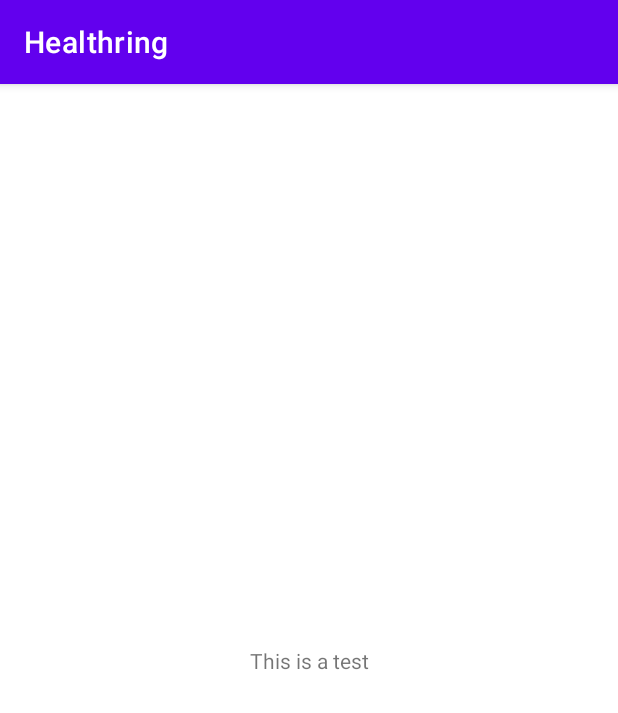
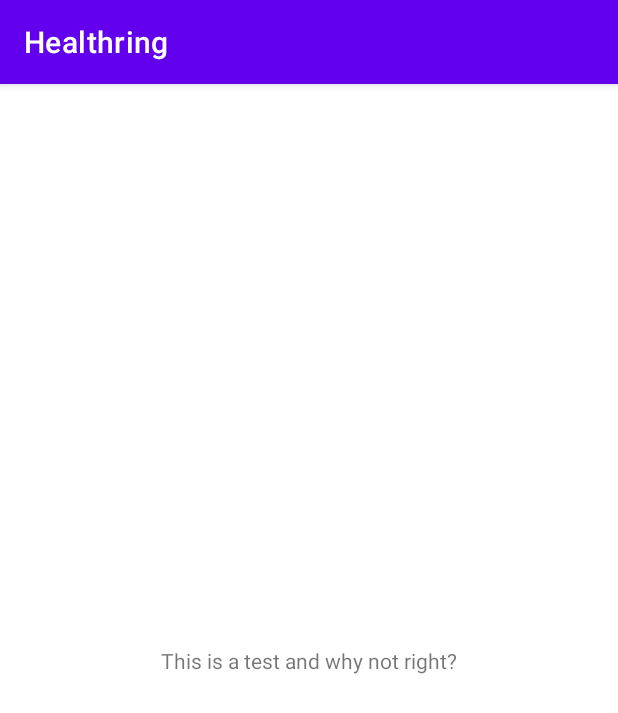
Before and after one commit to CompSciBC/healthring-group1, an Android app: the screen it shows after launch (MainActivity), on a phone screen of 412 x 824 dp. Shown: the top 713 px of the screen. Run offline under Robolectric (Android 15) with nearby library versions, the phone set to English and light mode, and no system bars.

Commit message:
This is a test commit

```diff
--- a/Healthring/app/src/main/res/layout/main_fragment.xml
+++ b/Healthring/app/src/main/res/layout/main_fragment.xml
@@ -11,7 +11,7 @@
         android:id="@+id/message"
         android:layout_width="wrap_content"
         android:layout_height="wrap_content"
-        android:text="This is a test"
+        android:text="This is a test and why not right?"
         app:layout_constraintBottom_toBottomOf="parent"
         app:layout_constraintEnd_toEndOf="parent"
         app:layout_constraintStart_toStartOf="parent"
```
